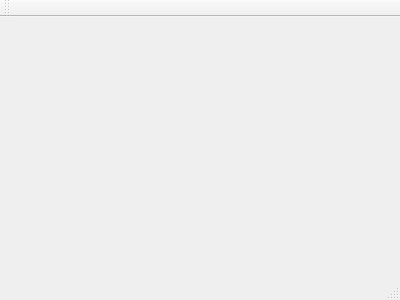
First picture: the form in mainwindow.ui, repository Clownier/Undergraduate-Computer-Network-chatClient, before the edit.
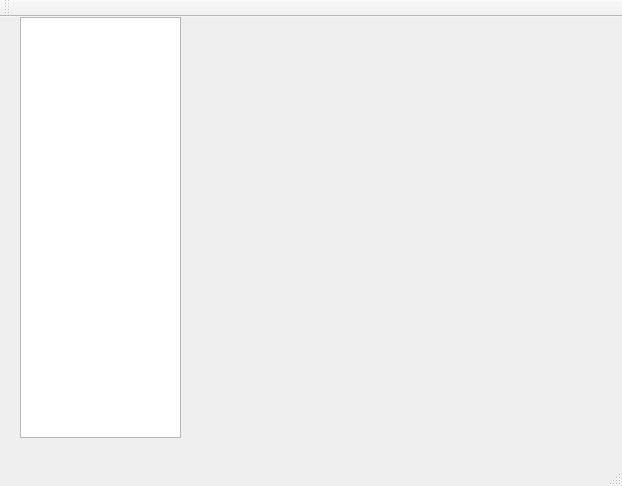
Second picture: the form after the edit.

What changed in the file:
```diff
--- a/mainwindow.ui
+++ b/mainwindow.ui
@@ -1,24 +1,50 @@
 <ui version="4.0">
  <class>MainWindow</class>
- <widget class="QMainWindow" name="MainWindow" >
-  <property name="geometry" >
+ <widget class="QMainWindow" name="MainWindow">
+  <property name="geometry">
    <rect>
     <x>0</x>
     <y>0</y>
-    <width>400</width>
-    <height>300</height>
+    <width>622</width>
+    <height>486</height>
    </rect>
   </property>
   <property name="windowTitle" >
    <string>MainWindow</string>
   </property>
-  <widget class="QMenuBar" name="menuBar" />
-  <widget class="QToolBar" name="mainToolBar" />
-  <widget class="QWidget" name="centralWidget" />
-  <widget class="QStatusBar" name="statusBar" />
+  <widget class="QWidget" name="centralWidget">
+   <widget class="QListWidget" name="userListWidget">
+    <property name="geometry">
+     <rect>
+      <x>20</x>
+      <y>0</y>
+      <width>161</width>
+      <height>421</height>
+     </rect>
+    </property>
+   </widget>
+  </widget>
+  <widget class="QMenuBar" name="menuBar">
+   <property name="geometry">
+    <rect>
+     <x>0</x>
+     <y>0</y>
+     <width>622</width>
+     <height>26</height>
+    </rect>
+   </property>
+  </widget>
+  <widget class="QToolBar" name="mainToolBar">
+   <attribute name="toolBarArea">
+    <enum>TopToolBarArea</enum>
+   </attribute>
+   <attribute name="toolBarBreak">
+    <bool>false</bool>
+   </attribute>
+  </widget>
+  <widget class="QStatusBar" name="statusBar"/>
  </widget>
- <layoutDefault spacing="6" margin="11" />
- <pixmapfunction></pixmapfunction>
+ <layoutdefault spacing="6" margin="11"/>
  <resources/>
  <connections/>
 </ui>
```
Left out of the diff: 3 changed lines with no effect on the pictures.
